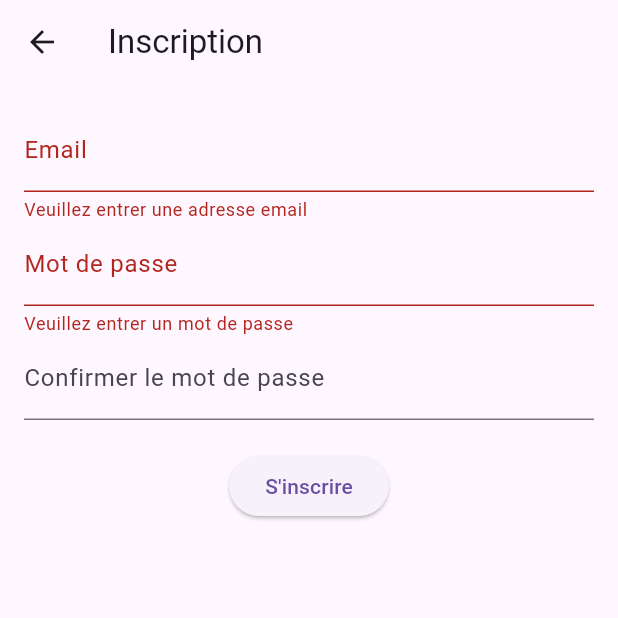
After one commit to Danielle225/bootcamp_flutter, a Flutter app: the SignupScreen screen opened directly, after a tap on an icon or button, on a phone screen of 412 x 824 dp, the top half of it. The commit adds this screen. Run offline on Flutter 3.47's test engine with Material 3 defaults, Android fonts, the phone set to English and light mode, and no system bars; our stand-ins replace firebase_core; accounts and stored records are empty.

Commit message:
screen signup

```diff
--- /dev/null
+++ b/flutter_application_1/lib/screens/signup_screen.dart
@@ -0,0 +1,91 @@
+import 'package:flutter/material.dart';
+import 'profile_screen.dart';
+
+class SignupScreen extends StatefulWidget {
+  const SignupScreen({super.key});
+
+  @override
+  // ignore: library_private_types_in_public_api
+  _SignupScreenState createState() => _SignupScreenState();
+}
+
+class _SignupScreenState extends State<SignupScreen> {
+  final _formKey = GlobalKey<FormState>();
+  // ignore: unused_field
+  String _email = '';
+  String _password = '';
+  // ignore: unused_field
+  String _confirmPassword = '';
+
+  void _submit() {
+    if (_formKey.currentState!.validate()) {
+      // Redirige vers l'écran de profil après l'inscription
+      Navigator.push(
+        context,
+        MaterialPageRoute(builder: (context) => const ProfileScreen()),
+      );
+    }
+  }
+
+  @override
+  Widget build(BuildContext context) {
+    return Scaffold(
+      appBar: AppBar(
+        title: const Text('Inscription'),
+      ),
+      body: Padding(
+        padding: const EdgeInsets.all(16.0),
+        child: Form(
+          key: _formKey,
+          child: Column(
+            children: [
+              // Champ email
+              TextFormField(
+                decoration: const InputDecoration(labelText: 'Email'),
+                keyboardType: TextInputType.emailAddress,
+                validator: (value) {
+                  if (value == null || value.isEmpty) {
+                    return 'Veuillez entrer une adresse email';
+                  } else if (!RegExp(r'^[^@]+@[^@]+\.[^@]+').hasMatch(value)) {
+                    return 'Veuillez entrer une adresse email valide';
+                  }
+                  return null;
+                },
+                onSaved: (value) => _email = value!,
+              ),
+              // Champ mot de passe
+              TextFormField(
+                decoration: const InputDecoration(labelText: 'Mot de passe'),
+                obscureText: true,
+                validator: (value) {
+                  if (value == null || value.isEmpty) {
+                    return 'Veuillez entrer un mot de passe';
+                  }
+                  return null;
+                },
+                onSaved: (value) => _password = value!,
+              ),
+              // Champ confirmation de mot de passe
+              TextFormField(
+                decoration: const InputDecoration(labelText: 'Confirmer le mot de passe'),
+                obscureText: true,
+                validator: (value) {
+                  if (value != _password) {
+                    return 'Les mots de passe ne correspondent pas';
+                  }
+                  return null;
+                },
+                onSaved: (value) => _confirmPassword = value!,
+              ),
+              const SizedBox(height: 20),
+              ElevatedButton(
+                onPressed: _submit,
+                child: const Text('S\'inscrire'),
+              ),
+            ],
+          ),
+        ),
+      ),
+    );
+  }
+}
--- /dev/null
+++ b/flutter_application_1/lib/screens/signup_screen.dart.dart
@@ -0,0 +1,91 @@
+import 'package:flutter/material.dart';
+import 'profile_screen.dart';
+
+class SignupScreen extends StatefulWidget {
+  const SignupScreen({super.key});
+
+  @override
+  // ignore: library_private_types_in_public_api
+  _SignupScreenState createState() => _SignupScreenState();
+}
+
+class _SignupScreenState extends State<SignupScreen> {
+  final _formKey = GlobalKey<FormState>();
+  // ignore: unused_field
+  String _email = '';
+  String _password = '';
+  // ignore: unused_field
+  String _confirmPassword = '';
+
+  void _submit() {
+    if (_formKey.currentState!.validate()) {
+      // Redirige vers l'écran de profil après l'inscription
+      Navigator.push(
+        context,
+        MaterialPageRoute(builder: (context) => const ProfileScreen()),
+      );
+    }
+  }
+
+  @override
+  Widget build(BuildContext context) {
+    return Scaffold(
+      appBar: AppBar(
+        title: const Text('Inscription'),
+      ),
+      body: Padding(
+        padding: const EdgeInsets.all(16.0),
+        child: Form(
+          key: _formKey,
+          child: Column(
+            children: [
+              // Champ email
+              TextFormField(
+                decoration: const InputDecoration(labelText: 'Email'),
+                keyboardType: TextInputType.emailAddress,
+                validator: (value) {
+                  if (value == null || value.isEmpty) {
+                    return 'Veuillez entrer une adresse email';
+                  } else if (!RegExp(r'^[^@]+@[^@]+\.[^@]+').hasMatch(value)) {
+                    return 'Veuillez entrer une adresse email valide';
+                  }
+                  return null;
+                },
+                onSaved: (value) => _email = value!,
+              ),
+              // Champ mot de passe
+              TextFormField(
+                decoration: const InputDecoration(labelText: 'Mot de passe'),
+                obscureText: true,
+                validator: (value) {
+                  if (value == null || value.isEmpty) {
+                    return 'Veuillez entrer un mot de passe';
+                  }
+                  return null;
+                },
+                onSaved: (value) => _password = value!,
+              ),
+              // Champ confirmation de mot de passe
+              TextFormField(
+                decoration: const InputDecoration(labelText: 'Confirmer le mot de passe'),
+                obscureText: true,
+                validator: (value) {
+                  if (value != _password) {
+                    return 'Les mots de passe ne correspondent pas';
+                  }
+                  return null;
+                },
+                onSaved: (value) => _confirmPassword = value!,
+              ),
+              const SizedBox(height: 20),
+              ElevatedButton(
+                onPressed: _submit,
+                child: const Text('S\'inscrire'),
+              ),
+            ],
+          ),
+        ),
+      ),
+    );
+  }
+}
```
Also changed, not shown: flutter_application_1/lib/screens/home_screen.dart (+13 -1 lines), flutter_application_1/lib/widgets/social_login_buttons.dart (+11 -4 lines).
